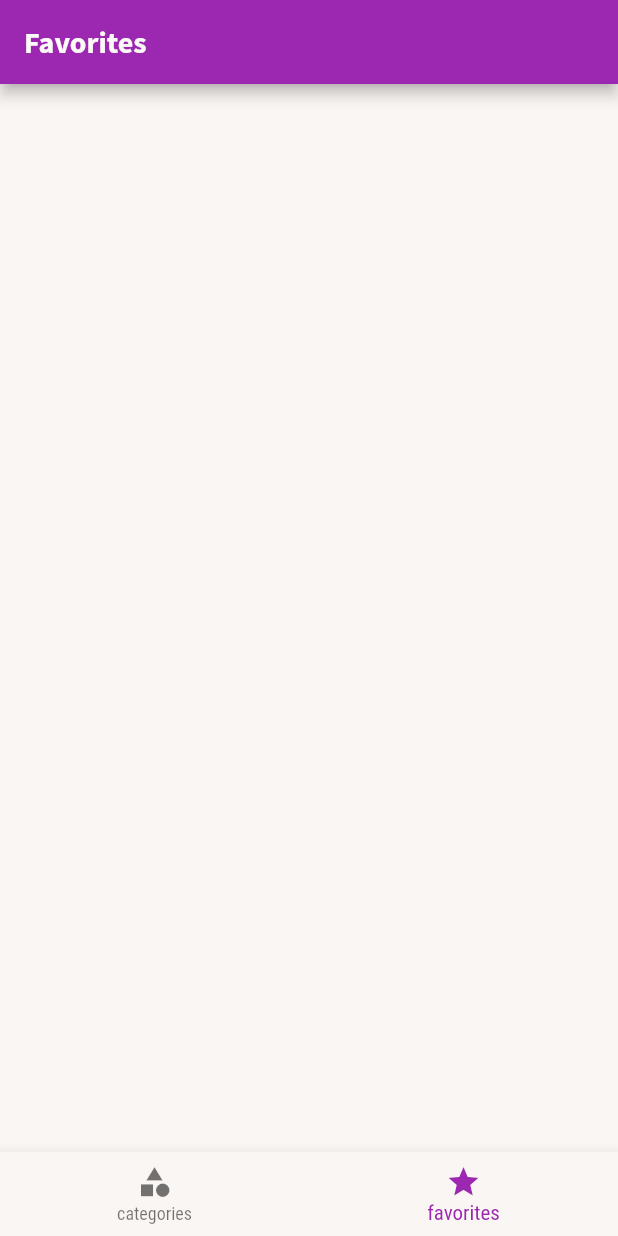
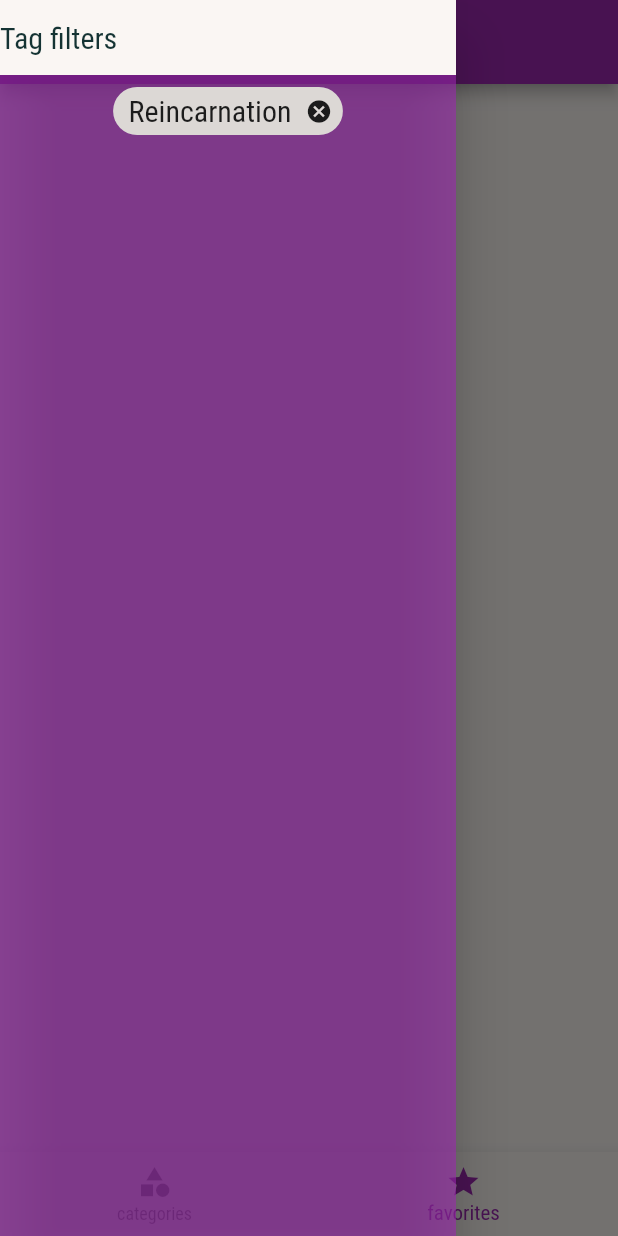
Before and after one commit to victorac/taste_app, a Flutter app: the screen it shows after launch, item 2 of the bottom bar chosen, with the side drawer open (before the commit the screen has no drawer), on a phone screen of 412 x 824 dp. Run offline on Flutter 3.47's test engine with Material 2 defaults, Android fonts, the light colour scheme and no system bars; network calls fail.

Commit message:
add filter drawer

```diff
--- a/lib/main.dart
+++ b/lib/main.dart
@@ -18,7 +18,7 @@ class App extends StatefulWidget {
 
 class _AppState extends State<App> {
   late List<Article> _availableArticles;
-  final Set<String> _filterTags = {};
+  final Set<String> _filterTags = {'Reincarnation'};
   final Set<String> _avaiableTags = {};
   final Set<String> _favorites = {};
 
@@ -59,16 +59,27 @@ class _AppState extends State<App> {
     return _favorites.contains(articleId);
   }
 
+  void _deleteFilter(String filter) {
+    setState(() {
+      _filterTags.remove(filter);
+      _availableArticles = articleStarterData;
+    });
+  }
+
   @override
   Widget build(BuildContext context) {
     return MaterialApp(
       title: 'Taste App',
       home: TabsScreen(
-          availableArticles: _availableArticles,
-          favoriteArticles: _favorites
-              .map((id) =>
-                  articleStarterData.firstWhere((element) => element.id == id))
-              .toList()),
+        availableArticles: _availableArticles,
+        favoriteArticles: _favorites
+            .map((id) =>
+                articleStarterData.firstWhere((element) => element.id == id))
+            .toList(),
+        tags: _avaiableTags,
+        filteredTags: _filterTags,
+        deleteFilter: _deleteFilter,
+      ),
       theme: ThemeData(
           colorScheme: ColorScheme.fromSwatch(primarySwatch: Colors.purple)
               .copyWith(secondary: Colors.green),
--- a/lib/screens/tabs_screen.dart
+++ b/lib/screens/tabs_screen.dart
@@ -1,4 +1,5 @@
 import 'package:flutter/material.dart';
+import 'package:taste_app/widgets/filter_drawer.dart';
 
 import './category_screen.dart';
 import './favorite_screen.dart';
@@ -6,13 +7,20 @@ import '../model/article.dart';
 import '../model/tab_page.dart';
 
 class TabsScreen extends StatefulWidget {
-  const TabsScreen(
-      {super.key,
-      required this.availableArticles,
-      required this.favoriteArticles});
+  const TabsScreen({
+    super.key,
+    required this.availableArticles,
+    required this.favoriteArticles,
+    required this.tags,
+    required this.filteredTags,
+    required this.deleteFilter,
+  });
 
   final List<Article> availableArticles;
   final List<Article> favoriteArticles;
+  final Set<String> tags;
+  final Set<String> filteredTags;
+  final Function deleteFilter;
 
   @override
   State<TabsScreen> createState() => _TabsScreenState();
@@ -41,6 +49,11 @@ class _TabsScreenState extends State<TabsScreen> {
         title: Text(pages[_selectedPage].title,
             style: Theme.of(context).textTheme.headline6),
       ),
+      drawer: FilterDrawer(
+        tags: widget.tags,
+        filteredTags: widget.filteredTags,
+        deleteFilter: widget.deleteFilter,
+      ),
       body: pages[_selectedPage].widget,
       bottomNavigationBar: BottomNavigationBar(
         items: const [
--- /dev/null
+++ b/lib/widgets/filter_drawer.dart
@@ -0,0 +1,42 @@
+import 'package:flutter/material.dart';
+
+class FilterDrawer extends StatelessWidget {
+  const FilterDrawer({
+    super.key,
+    required this.tags,
+    required this.filteredTags,
+    required this.deleteFilter,
+  });
+
+  final Set<String> tags;
+  final Set<String> filteredTags;
+  final Function deleteFilter;
+
+  @override
+  Widget build(BuildContext context) {
+    return Drawer(
+        backgroundColor: Theme.of(context).colorScheme.primary.withAlpha(150),
+        child: Column(
+          children: [
+            SizedBox(
+              height: MediaQuery.of(context).padding.top,
+            ),
+            Container(
+              height: 50,
+              width: double.infinity,
+              alignment: Alignment.centerLeft,
+              color: Theme.of(context).canvasColor,
+              child: const Text('Tag filters'),
+            ),
+            Wrap(
+              children: filteredTags
+                  .map((e) => Chip(
+                        label: Text(e),
+                        onDeleted: () => deleteFilter(e),
+                      ))
+                  .toList(),
+            )
+          ],
+        ));
+  }
+}
```
